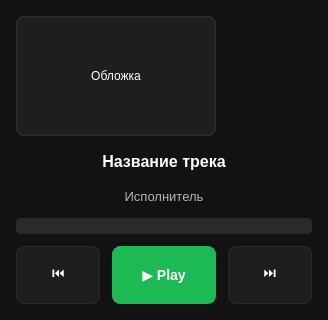
This is res/ui/PlayerWindow.ui in kelpi-e/Raspberry-Pi-player as Qt 5 draws it before an edit. The edited form follows.
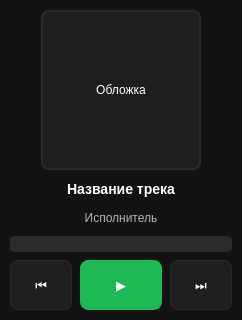
This is the edited form.

```diff
--- a/res/ui/PlayerWindow.ui
+++ b/res/ui/PlayerWindow.ui
@@ -6,131 +6,94 @@
    <rect>
     <x>0</x>
     <y>0</y>
-    <width>320</width>
-    <height>240</height>
-   </rect>
-  </property>
+                <width>240</width>
+                <height>320</height>
+            </rect>
+        </property>
+
   <property name="styleSheet">
-   <string notr="true">QWidget#PlayerWindow {
-    background-color: #121212;
-    border-radius: 12px;
-}
+            <string notr="true">
+                QWidget#PlayerWindow {
+                background-color: #121212;
+                border-radius: 10px;
+                }
 
-QLabel {
-    color: #ffffff;
-    background-color: transparent;
-}
+                QLabel {
+                color: #ffffff;
+                background-color: transparent;
+                }
 
-QLabel#lblCover {
-    background-color: #1e1e1e;
-    border-radius: 8px;
-    border: 2px solid #2a2a2a;
-}
+                QLabel#lblCover {
+                background-color: #1e1e1e;
+                border-radius: 8px;
+                border: 2px solid #2a2a2a;
+                }
 
-QLabel#lblTitle {
-    color: #ffffff;
-    font-size: 16px;
-    font-weight: 600;
-    padding: 4px;
-}
+                QLabel#lblTitle {
+                font-size: 14px;
+                font-weight: 600;
+                }
 
-QLabel#lblArtist {
-    color: #b3b3b3;
-    font-size: 13px;
-    padding: 2px;
-}
+                QLabel#lblArtist {
+                color: #b3b3b3;
+                font-size: 12px;
+                }
 
-QProgressBar {
-    background-color: #2a2a2a;
-    border: none;
-    border-radius: 4px;
-    height: 6px;
-    text-align: center;
-}
+                QProgressBar {
+                background-color: #2a2a2a;
+                border: none;
+                border-radius: 4px;
+                height: 6px;
+                }
 
-QProgressBar::chunk {
-    background-color: #1db954;
-    border-radius: 4px;
-}
+                QProgressBar::chunk {
+                background-color: #1db954;
+                border-radius: 4px;
+                }
 
-QPushButton {
-    background-color: #1e1e1e;
-    color: #ffffff;
-    border: 1px solid #2a2a2a;
-    border-radius: 8px;
-    padding: 8px 16px;
-    font-size: 14px;
-    font-weight: 500;
-    min-width: 50px;
-    min-height: 40px;
-}
+                QPushButton {
+                background-color: #1e1e1e;
+                color: #ffffff;
+                border: 1px solid #2a2a2a;
+                border-radius: 8px;
+                padding: 6px 10px;
+                font-size: 13px;
+                min-width: 40px;
+                min-height: 36px;
+                }
 
-QPushButton:hover {
-    background-color: #2a2a2a;
-    border-color: #3a3a3a;
-}
-
-QPushButton:pressed {
-    background-color: #151515;
-}
-
-QPushButton#btnPlay {
-    background-color: #1db954;
-    border-color: #1db954;
-    font-weight: 600;
-    min-width: 70px;
-}
-
-QPushButton#btnPlay:hover {
-    background-color: #1ed760;
-    border-color: #1ed760;
-}
-
-QPushButton#btnPlay:pressed {
-    background-color: #1aa34a;
-}</string>
-  </property>
+                QPushButton#btnPlay {
+                background-color: #1db954;
+                border-color: #1db954;
+                font-weight: 600;
+                min-width: 60px;
+                }
+            </string>
+        </property>
+
   <layout class="QVBoxLayout" name="vLay">
-   <property name="spacing">
-    <number>12</number>
-   </property>
-   <property name="leftMargin">
-    <number>16</number>
-   </property>
-   <property name="topMargin">
-    <number>16</number>
-   </property>
-   <property name="rightMargin">
-    <number>16</number>
-   </property>
-   <property name="bottomMargin">
-    <number>16</number>
-   </property>
+            <property name="spacing"><number>8</number></property>
+            <property name="leftMargin"><number>10</number></property>
+            <property name="topMargin"><number>10</number></property>
+            <property name="rightMargin"><number>10</number></property>
+            <property name="bottomMargin"><number>10</number></property>
+
+            <!-- ОБЛОЖКА ПО ЦЕНТРУ -->
+            <item>
+                <layout class="QHBoxLayout" name="hLayCover">
+                    <property name="alignment"><set>Qt::AlignHCenter</set></property>
    <item>
     <widget class="QLabel" name="lblCover">
-     <property name="minimumSize">
-      <size>
-       <width>120</width>
-       <height>120</height>
-      </size>
-     </property>
-     <property name="maximumSize">
-      <size>
-       <width>200</width>
-       <height>200</height>
-      </size>
-     </property>
-     <property name="alignment">
-      <set>Qt::AlignCenter</set>
-     </property>
-     <property name="text">
-      <string>Обложка</string>
-     </property>
-     <property name="scaledContents">
-      <bool>true</bool>
-     </property>
-    </widget>
-   </item>
+                            <property name="minimumSize"><size><width>160</width><height>160</height></size></property>
+                            <property name="maximumSize"><size><width>160</width><height>160</height></size></property>
+                            <property name="alignment"><set>Qt::AlignCenter</set></property>
+                            <property name="scaledContents"><bool>true</bool></property>
+                            <property name="text"><string>Обложка</string></property>
+                        </widget>
+                    </item>
+                </layout>
+            </item>
+
    <item>
     <widget class="QLabel" name="lblTitle">
      <property name="text">
@@ -162,10 +125,9 @@
     </widget>
    </item>
    <item>
-    <layout class="QHBoxLayout" name="hLay">
-     <property name="spacing">
-      <number>12</number>
-     </property>
+                <layout class="QHBoxLayout" name="hLayButtons">
+                    <property name="spacing"><number>8</number></property>
+
      <item>
       <widget class="QPushButton" name="btnPrev">
        <property name="text">
@@ -177,55 +139,37 @@
       </widget>
      </item>
      <item>
-      <spacer name="horizontalSpacer">
-       <property name="orientation">
-        <enum>Qt::Horizontal</enum>
-       </property>
-       <property name="sizeHint" stdset="0">
-        <size>
-         <width>40</width>
-         <height>20</height>
-        </size>
-       </property>
-      </spacer>
-     </item>
+                        <spacer name="spLeft">
+                            <property name="orientation"><enum>Qt::Horizontal</enum></property>
+                            <property name="sizeHint" stdset="0"><size><width>10</width><height>20</height></size></property>
+                        </spacer>
+                    </item>
+
      <item>
       <widget class="QPushButton" name="btnPlay">
-       <property name="text">
-        <string>▶ Play</string>
-       </property>
-       <property name="toolTip">
-        <string>Воспроизвести/Пауза</string>
-       </property>
-      </widget>
-     </item>
+                            <property name="text"><string>▶</string></property>
+                        </widget>
+                    </item>
+
      <item>
-      <spacer name="horizontalSpacer_2">
-       <property name="orientation">
-        <enum>Qt::Horizontal</enum>
-       </property>
-       <property name="sizeHint" stdset="0">
-        <size>
-         <width>40</width>
-         <height>20</height>
-        </size>
-       </property>
-      </spacer>
-     </item>
+                        <spacer name="spRight">
+                            <property name="orientation"><enum>Qt::Horizontal</enum></property>
+                            <property name="sizeHint" stdset="0"><size><width>10</width><height>20</height></size></property>
+                        </spacer>
+                    </item>
+
      <item>
       <widget class="QPushButton" name="btnNext">
-       <property name="text">
-        <string>⏭</string>
-       </property>
-       <property name="toolTip">
-        <string>Вперед на 5 сек</string>
-       </property>
-      </widget>
-     </item>
-    </layout>
-   </item>
-  </layout>
- </widget>
+                            <property name="text"><string>⏭</string></property>
+                        </widget>
+                    </item>
+
+                </layout>
+            </item>
+
+        </layout>
+    </widget>
+
  <resources/>
  <connections/>
 </ui>
```
Left out of the diff: 52 changed lines with no effect on the pictures. Lines whose indentation alone changed are shown as unchanged.
